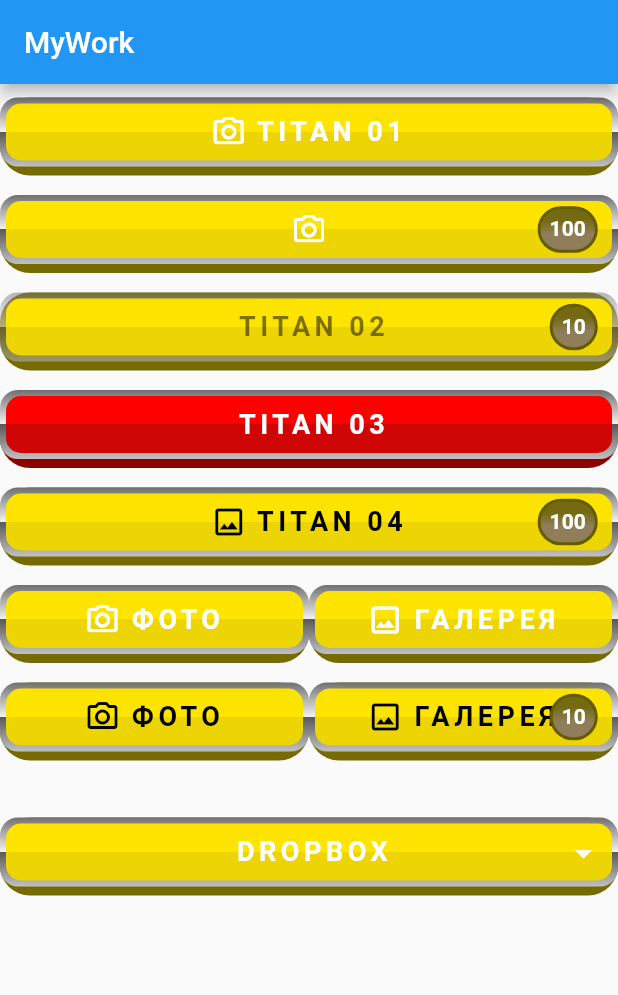
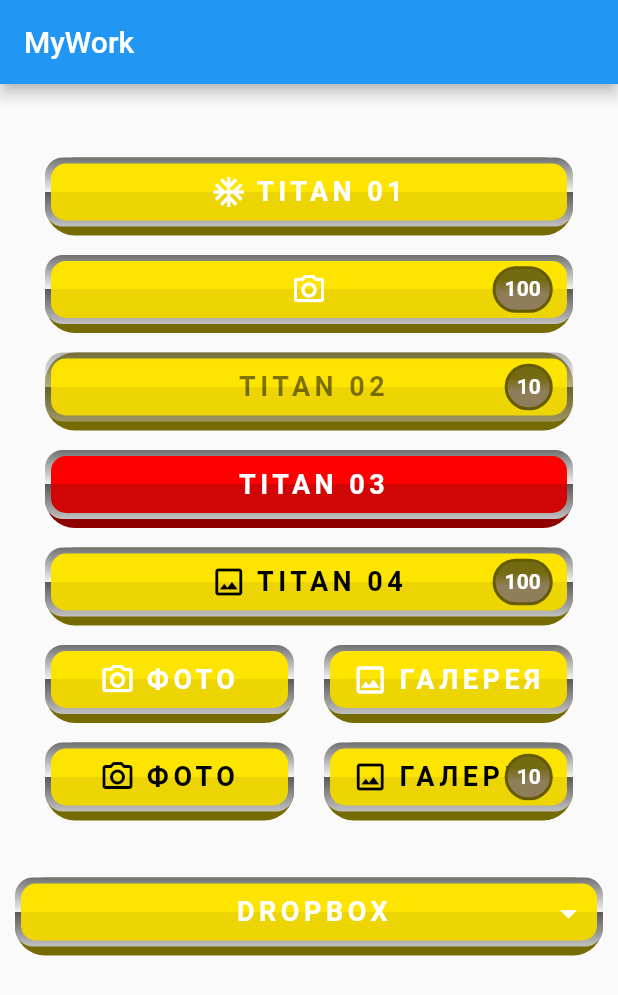
Before and after one commit to Medvedoc/gestrude_project, a Flutter app: the screen it shows after launch, on a phone screen of 412 x 824 dp. Shown: the top 995 px of the screen. Run offline on Flutter 3.47's test engine with Material 2 defaults, Android fonts, the phone set to English and light mode, and no system bars; missing offline and left inert: flutter_shine, icon_shadow; Roboto replaces fonts that are missing (Robots); statements that could not run were skipped.

Commit message:
Исправление ошибок

```diff
--- a/lib/TitanButton.dart
+++ b/lib/TitanButton.dart
@@ -33,6 +33,8 @@ class TitanButton extends StatefulWidget {
 }
 
 class _TitanButtonState extends State<TitanButton> {
+  final GlobalKey _cardKey = GlobalKey();
+  double cardSizewidth;
   Alignment _begin; //Начало градиенто
   Alignment _end; //Окончание градиента
   bool _click; //Событие на клик по кнопке
@@ -57,10 +59,15 @@ class _TitanButtonState extends State<TitanButton> {
             intensity: widget.style.intensity,
             position: Point(_textshadowx, _textshadowy)),
         builder: (BuildContext context, ShineShadow shineShadow) {
-          return AnimatedContainer(
+          return Container(
+            alignment: Alignment.center,
+            key: _cardKey,
+            width: cardSizewidth,
+            padding: widget.style.edgeInsets[14],
+            child: AnimatedContainer(
               height: widget.style.heightUp +
                   (widget.style.heightUp - widget.style.heightDown),
-            duration: Duration(seconds: 1),
+              duration: Duration(milliseconds: 1),
               alignment: Alignment.center,
               child: GestureDetector(
                 onTap: pressTap,
@@ -139,7 +146,8 @@ class _TitanButtonState extends State<TitanButton> {
                                               child: IconShadowWidget(
                                                 Icon(
                                                   widget.icon,
-                                                color: widget.style.colors[14],
+                                                  color:
+                                                      widget.style.colors[14],
                                                   size: widget.style.sizeIcon,
                                                 ),
                                                 shadowColor:
@@ -160,8 +168,10 @@ class _TitanButtonState extends State<TitanButton> {
                                           color: widget.style.colors[14],
                                           fontFamily: widget.style.fontFamily,
                                           fontSize: widget.style.fontSize18,
-                                        fontWeight: widget.style.fontWeight400,
-                                        fontStyle: widget.style.fontStyleNormal,
+                                          fontWeight:
+                                              widget.style.fontWeight400,
+                                          fontStyle:
+                                              widget.style.fontStyleNormal,
                                           letterSpacing: _click
                                               ? widget.style.letterSpacingDown
                                               : widget.style.letterSpacingUp,
@@ -229,7 +239,8 @@ class _TitanButtonState extends State<TitanButton> {
                                                 widget.style.colors[11],
                                                 widget.style.colors[12],
                                               ],
-                                            stops: widget.style.stopGradient[1],
+                                              stops:
+                                                  widget.style.stopGradient[1],
                                             ),
                                             borderRadius:
                                                 widget.style.radiusBorder[3],
@@ -243,9 +254,11 @@ class _TitanButtonState extends State<TitanButton> {
                                             widget.count.toString(),
                                             textAlign: TextAlign.center,
                                             style: TextStyle(
-                                            height: widget.style.heightCounter,
+                                              height:
+                                                  widget.style.heightCounter,
                                               color: widget.style.colors[5],
-                                            fontFamily: widget.style.fontFamily,
+                                              fontFamily:
+                                                  widget.style.fontFamily,
                                               fontSize: widget.style.fontSize14,
                                               fontWeight:
                                                   widget.style.fontWeight400,
@@ -261,6 +274,7 @@ class _TitanButtonState extends State<TitanButton> {
                             ),
                           ),
                         ],
+                      ),
                     ),
                   ),
                 ),
@@ -350,7 +364,9 @@ class _TitanButtonState extends State<TitanButton> {
     _begin = Alignment.topCenter;
     _end = Alignment.bottomCenter;
     _stops = widget.style.stopGradient[0];
-    _shadow = widget.gradient == true?widget.style.colors[17]:widget.style.colors[6];
+    _shadow = widget.gradient == true
+        ? widget.style.colors[17]
+        : widget.style.colors[6];
     _colors = widget.gradient == true
         ? widget.style.gradientButton[2]
         : widget.style.gradientButton[0];
@@ -358,5 +374,12 @@ class _TitanButtonState extends State<TitanButton> {
     _margin = widget.style.edgeInsets[1];
     _padding = widget.style.edgeInsets[3];
     _arrow = Icons.arrow_drop_down;
+
+    WidgetsBinding.instance.addPostFrameCallback((_) => getSizeAndPosition());
+  }
+
+  getSizeAndPosition() {
+    RenderBox _cardBox = _cardKey.currentContext.findRenderObject();
+    cardSizewidth = _cardBox.size.width;
   }
 }
--- a/lib/TitanStyle.dart
+++ b/lib/TitanStyle.dart
@@ -49,6 +49,8 @@ class TitanButtonStyle {
 
     EdgeInsets.only(
         top: 8.0), //Отступ счетчика сверху и по-бокам при onTap Dropbox [13]
+
+    EdgeInsets.symmetric(horizontal: 10.0),//Отступы кнопки по бокам [14]
   ];
 
   //Цвета
@@ -87,8 +89,8 @@ class TitanButtonStyle {
       //Градиент активной обычной кнопки
       Color.fromRGBO(237, 212, 3, 1),
       Color.fromRGBO(237, 213, 5, 1),
-      Color.fromRGBO(254, 229, 0, 1),
-      Color.fromRGBO(253, 228, 0, 1),
+      Color.fromRGBO(238, 212, 3, 1),
+      Color.fromRGBO(238, 213, 5, 1),
     ],
     [
       //Градиент неактивной красной кнопки
@@ -139,7 +141,7 @@ class TitanButtonStyle {
             100), //[2] задержка анимации контейнера AnimatedContainer тени кнопки
     Duration(
         milliseconds:
-            200), //[3] задержка анимации AnimatedContainer градиента подложки с текстом кнопки
+            100), //[3] задержка анимации AnimatedContainer градиента подложки с текстом кнопки
     Duration(
         milliseconds: 300), //[4] задержка анимации AnimatedContainer счетчика
   ];
--- a/lib/main.dart
+++ b/lib/main.dart
@@ -21,6 +21,7 @@ class _MyAppState extends State<MyApp> {
         ),
         body: ListView(
           children: <Widget>[
+            SizedBox(height: 30.0),
             TitanButtonWidget(),
             SizedBox(height: 30.0),
             TitanDropboxWidget(),
@@ -51,12 +52,15 @@ class TitanButtonWidget extends StatelessWidget {
     titanButtonStandart2.intensity = 3;
     titanButtonStandart2.showShadow = true;
 
+    //print(MediaQuery.of(context).size.width);
     return Container(
+      margin: EdgeInsets.symmetric(horizontal: 20.0),
       child: Column(
         children: <Widget>[
-          SizedBox(height: 5.0),
+          SizedBox(height: 15.0),
           TitanButton(
-              icon: Icons.camera_alt_outlined,
+              //icon: Icons.camera_alt_outlined,
+              icon: Icons.ac_unit,
               headButton: "Titan 01",
               style: TitanButtonStyle()),
           SizedBox(height: 5.0),
@@ -82,7 +86,9 @@ class TitanButtonWidget extends StatelessWidget {
           Container(
             alignment: Alignment.center,
             child: Row(
-              mainAxisAlignment: MainAxisAlignment.spaceAround,
+              crossAxisAlignment: CrossAxisAlignment.center,
+              mainAxisAlignment: MainAxisAlignment.center,
+              mainAxisSize: MainAxisSize.max,
               children: <Widget>[
                 Expanded(
                   flex: 1,
@@ -105,7 +111,8 @@ class TitanButtonWidget extends StatelessWidget {
           Container(
             alignment: Alignment.center,
             child: Row(
-              mainAxisAlignment: MainAxisAlignment.spaceAround,
+              crossAxisAlignment: CrossAxisAlignment.center,
+              mainAxisAlignment: MainAxisAlignment.center,
               children: <Widget>[
                 Expanded(
                   flex: 1,
```
Also changed, not shown: lib/TitanCheckboxTime.dart (added, +61 -0 lines), lib/mediaquery.dart (added, +159 -0 lines). Lines whose indentation alone changed are shown as unchanged.
